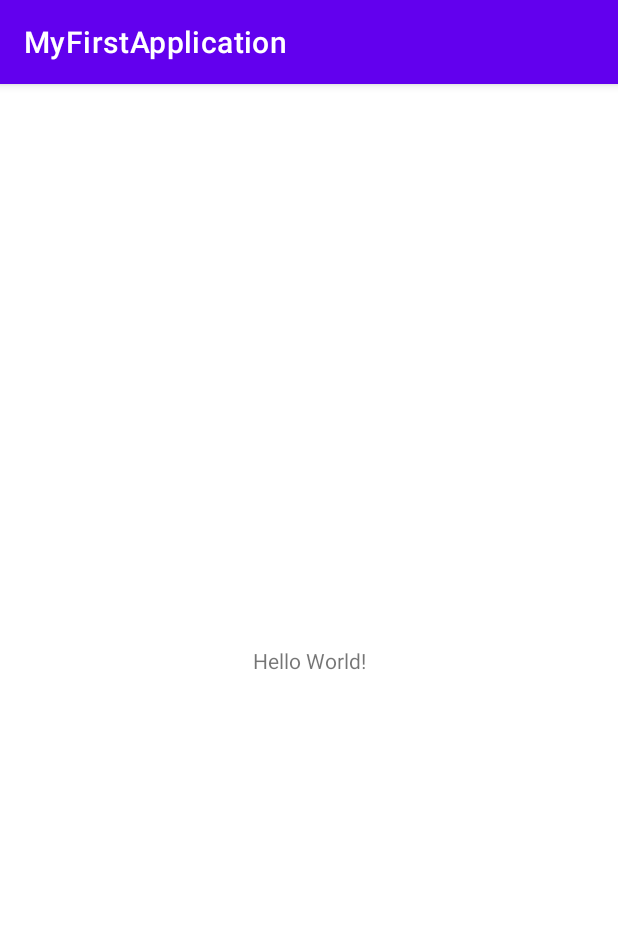
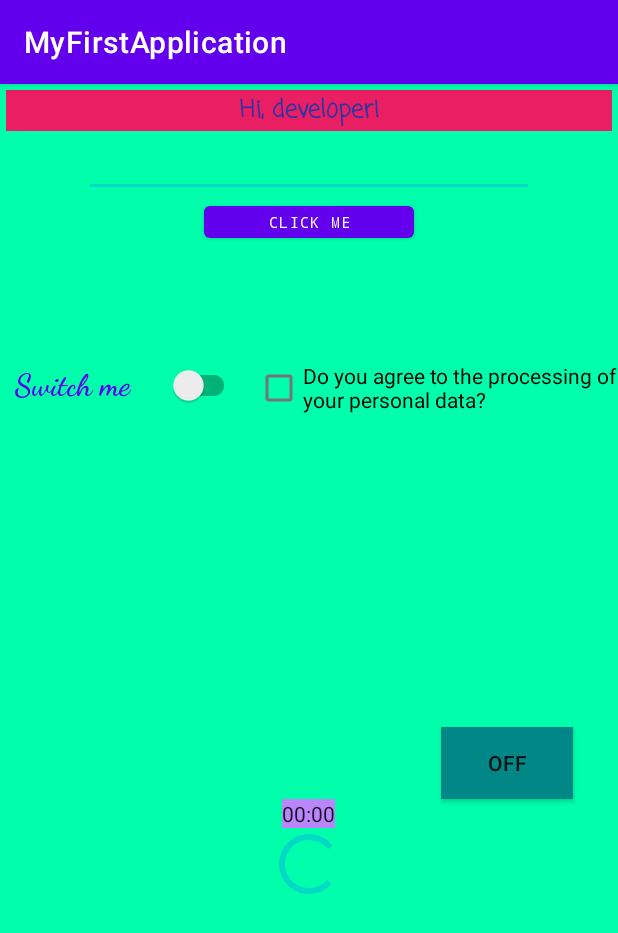
Before and after one commit to DmitryKozhukhov/MyFirstApplication, an Android app: the screen it shows after launch (MainActivity), on a phone screen of 412 x 824 dp. Shown: the top 933 px of the screen. Run offline under Robolectric (Android 15) with nearby library versions, the phone set to English and light mode, and no system bars.

Commit message:
1. Добавил различные пользовательские элементы. 2. Создал ещё один Layout.

```diff
--- a/app/src/main/res/layout/activity_main.xml
+++ b/app/src/main/res/layout/activity_main.xml
@@ -1,18 +1,83 @@
 <?xml version="1.0" encoding="utf-8"?>
-<androidx.constraintlayout.widget.ConstraintLayout xmlns:android="http://schemas.android.com/apk/res/android"
-    xmlns:app="http://schemas.android.com/apk/res-auto"
+<LinearLayout xmlns:android="http://schemas.android.com/apk/res/android"
     xmlns:tools="http://schemas.android.com/tools"
     android:layout_width="match_parent"
     android:layout_height="match_parent"
-    tools:context=".MainActivity">
+    tools:context=".MainActivity"
+    android:orientation="vertical"
+    android:background="#00FFAA">
 
     <TextView
+        android:layout_width="match_parent"
+        android:layout_height="wrap_content"
+        android:layout_margin="4dp"
+        android:background="#E91E63"
+        android:fontFamily="casual"
+        android:gravity="center"
+        android:padding="1dp"
+        android:text="Hi, developer!"
+        android:textColor="#2237AA"
+        android:textSize="16sp"
+        android:textStyle="bold" />
+
+    <EditText
+        android:layout_width="300dp"
+        android:layout_height="40dp"
+        android:layout_gravity="center"
+        android:textColor="@color/purple_700" />
+
+    <Button
+        android:layout_width="140dp"
+        android:layout_height="33dp"
+        android:text="Click Me"
+        android:textSize="10sp"
+        android:fontFamily="monospace"
+        android:layout_gravity="center" />
+
+    <LinearLayout
+        android:layout_width="match_parent"
+        android:layout_height="150dp"
+        android:layout_marginTop="70dp"
+        android:orientation="horizontal">
+
+        <androidx.appcompat.widget.SwitchCompat
+            android:layout_width="150dp"
+            android:layout_height="23dp"
+            android:layout_marginLeft="10dp"
+            android:layout_marginTop="7dp"
+            android:fontFamily="cursive"
+            android:text="Switch me"
+            android:textColor="@color/purple_500"
+            android:textSize="20sp"
+            android:textStyle="bold" />
+
+        <CheckBox
+            android:layout_width="wrap_content"
+            android:layout_height="wrap_content"
+            android:layout_marginLeft="10dp"
+            android:text="Do you agree to the processing of your personal data?" />
+
+    </LinearLayout>
+
+    <ToggleButton
         android:layout_width="wrap_content"
         android:layout_height="wrap_content"
-        android:text="Hello World!"
-        app:layout_constraintBottom_toBottomOf="parent"
-        app:layout_constraintLeft_toLeftOf="parent"
-        app:layout_constraintRight_toRightOf="parent"
-        app:layout_constraintTop_toTopOf="parent" />
+        android:layout_marginTop="100dp"
+        android:layout_gravity="end"
+        android:layout_marginRight="30dp"
+        android:background="@color/teal_700" />
 
-</androidx.constraintlayout.widget.ConstraintLayout>
+    <Chronometer
+        android:layout_width="wrap_content"
+        android:layout_height="wrap_content"
+        android:layout_gravity="center"
+        android:background="@color/purple_200"
+        android:nextFocusLeft="@color/purple_700" />
+
+    <ProgressBar
+        android:layout_width="wrap_content"
+        android:layout_height="wrap_content"
+        android:layout_gravity="center" />
+
+
+</LinearLayout>
```
Also changed, not shown: app/src/main/res/layout/activity_main2.xml (added, +60 -0 lines).
